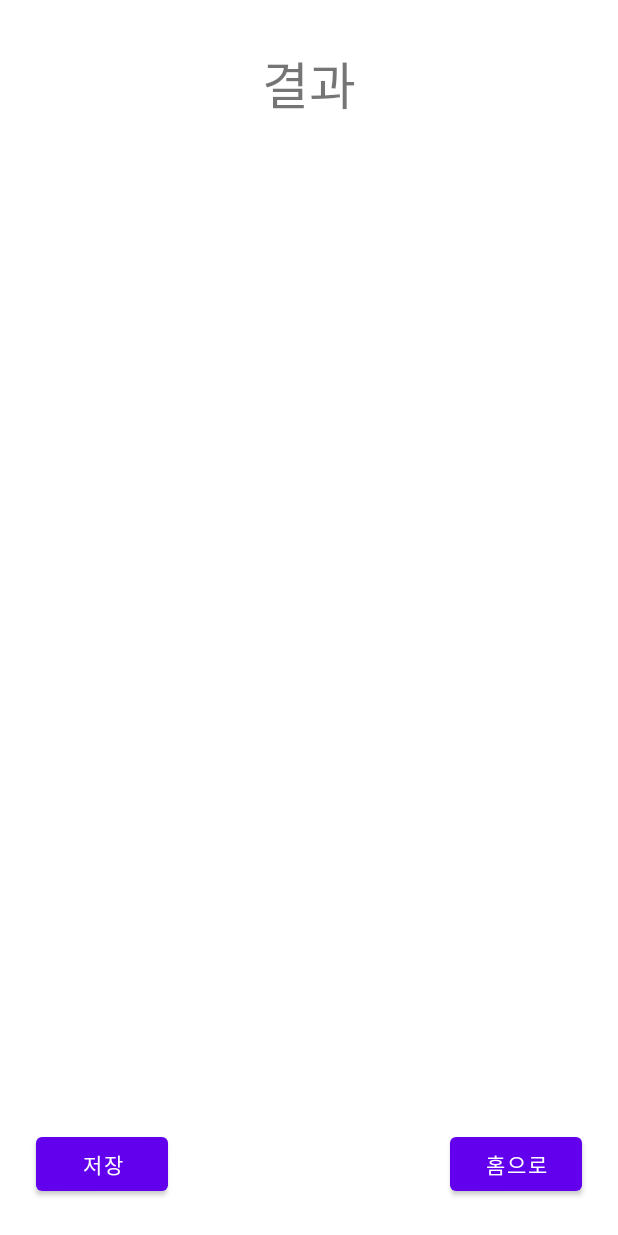
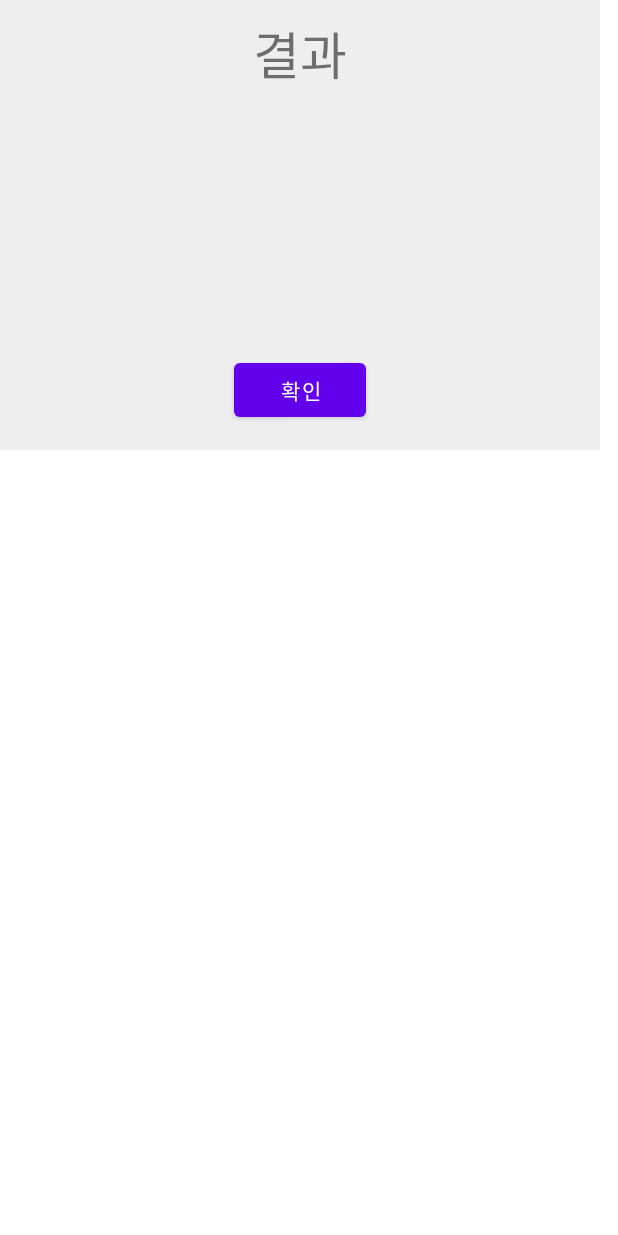
Before and after one commit to gyangho/Nobase-Project, an Android app: the layout walk_result.xml on its own in the app's theme, with its tools: preview values and no code run, on a phone screen of 412 x 824 dp. Run offline under Robolectric (Android 15) with nearby library versions, the phone set to English and light mode, and no system bars.

Commit message:
add popup

```diff
--- a/app/src/main/AndroidManifest.xml
+++ b/app/src/main/AndroidManifest.xml
@@ -29,7 +29,7 @@
                 <category android:name="android.intent.category.LAUNCHER" />
             </intent-filter>
         </activity>
-        <activity android:name=".WalkResultActivity" />
+        <activity android:name=".WalkResultActivity" android:theme="@android:style/Theme.Dialog"/>
     </application>
 
 </manifest>
--- a/app/src/main/res/layout/walk_result.xml
+++ b/app/src/main/res/layout/walk_result.xml
@@ -1,9 +1,10 @@
 <?xml version="1.0" encoding="utf-8"?>
 <androidx.constraintlayout.widget.ConstraintLayout xmlns:android="http://schemas.android.com/apk/res/android"
     xmlns:app="http://schemas.android.com/apk/res-auto"
-    xmlns:tools="http://schemas.android.com/tools"
-    android:layout_width="match_parent"
-    android:layout_height="match_parent">
+    android:layout_width="400dp"
+    android:layout_height="300dp"
+
+    android:background="#eeeeee">
 
     <TextView
         android:id="@+id/textView"
@@ -21,19 +22,10 @@
         android:id="@+id/return_home_button"
         android:layout_width="wrap_content"
         android:layout_height="wrap_content"
-        android:layout_marginEnd="24dp"
-        android:layout_marginBottom="24dp"
-        android:text="홈으로"
+        android:layout_marginEnd="156dp"
+        android:layout_marginBottom="16dp"
+        android:text="확인"
         app:layout_constraintBottom_toBottomOf="parent"
         app:layout_constraintEnd_toEndOf="parent" />
 
-    <Button
-        android:id="@+id/save_and_return_home_button"
-        android:layout_width="wrap_content"
-        android:layout_height="wrap_content"
-        android:layout_marginStart="24dp"
-        android:layout_marginBottom="24dp"
-        android:text="저장"
-        app:layout_constraintBottom_toBottomOf="parent"
-        app:layout_constraintStart_toStartOf="parent" />
 </androidx.constraintlayout.widget.ConstraintLayout>
```
Also changed, not shown: app/src/main/java/com/example/project/MainActivity.java (+34 -1 lines), app/src/main/java/com/example/project/WalkResultActivity.java (+17 -39 lines).
